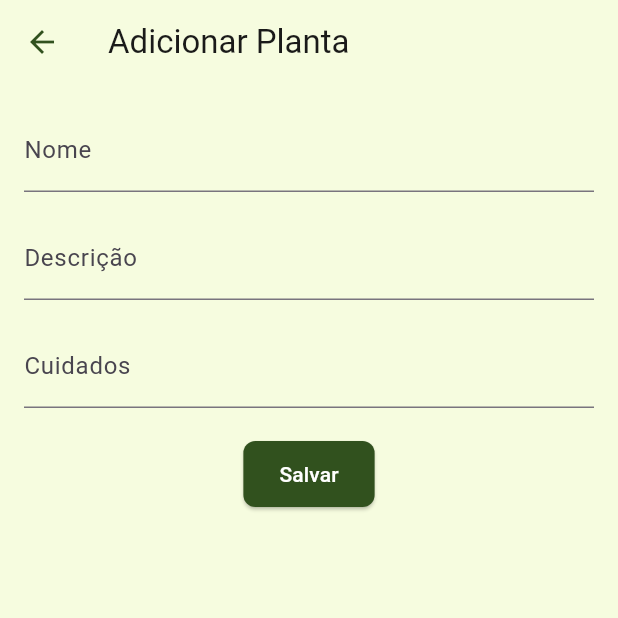
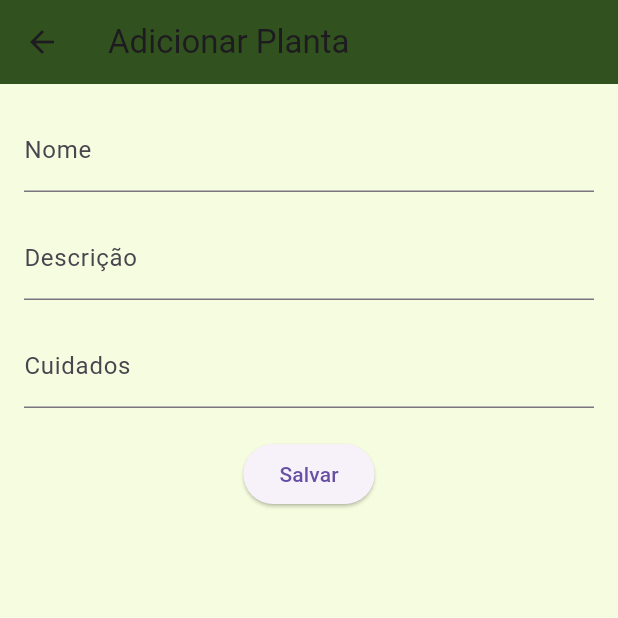
Before and after one commit to deLaraaaa/plants_mobile, a Flutter app: the screen it shows after launch, after a tap on the "add" icon, on a phone screen of 412 x 824 dp, the top half of it. Run offline on Flutter 3.47's test engine with Material 3 defaults, Android fonts, the phone set to English and light mode, and no system bars; our stand-ins replace cloud_firestore, firebase_core, fluttertoast; accounts and stored records are empty.

Commit message:
chore: add explanatory comment

```diff
--- a/lib/models/plant.dart
+++ b/lib/models/plant.dart
@@ -1,16 +1,17 @@
 class Plant {
-  String? id;
-  String name;
-  String description;
-  String careInstructions;
+  String? id; // ID da planta, opcional
+  String name; // Nome da planta
+  String description; // Descrição da planta
+  String careInstructions; // Instruções de cuidado da planta
 
+  // Construtor da classe Plant
   Plant(
       {this.id,
       required this.name,
       required this.description,
       required this.careInstructions});
 
-  // Converter para Map para salvar no Firestore
+  // Converte um objeto Plant para um Map para salvar no Firestore
   Map<String, dynamic> toMap() {
     return {
       'name': name,
@@ -19,7 +20,7 @@ class Plant {
     };
   }
 
-  // Converter de Map para criar um objeto Plant
+  // Converte um Map para criar um objeto Plant
   factory Plant.fromMap(String id, Map<String, dynamic> map) {
     return Plant(
       id: id,
--- a/lib/services/plant_service.dart
+++ b/lib/services/plant_service.dart
@@ -1,32 +1,48 @@
 import 'package:cloud_firestore/cloud_firestore.dart';
 import 'package:plants_mobile/models/plant.dart';
 
+/// Serviço responsável por gerenciar as operações CRUD para plantas no Firestore.
 class PlantService {
+  // Referência para a coleção 'plants' no Firestore.
   final CollectionReference _plantsCollection =
       FirebaseFirestore.instance.collection('plants');
 
-  // Adicionar planta
+  /// Adiciona uma nova planta ao Firestore.
+  ///
+  /// [plant] é a planta a ser adicionada.
   Future<void> addPlant(Plant plant) async {
-    await _plantsCollection.add(plant.toMap());
+    await _plantsCollection
+        .add(plant.toMap()); // Adiciona a planta convertida em mapa à coleção
   }
 
-  // Obter todas as plantas
+  /// Obtém todas as plantas do Firestore.
+  ///
+  /// Retorna um stream de listas de plantas.
   Stream<List<Plant>> getPlants() {
     return _plantsCollection.snapshots().map((snapshot) {
       return snapshot.docs
-          .map((doc) =>
-              Plant.fromMap(doc.id, doc.data() as Map<String, dynamic>))
+          .map((doc) => Plant.fromMap(
+              doc.id,
+              doc.data() as Map<String,
+                  dynamic>)) // Converte cada documento em um objeto Plant
           .toList();
     });
   }
 
-  // Atualizar planta
+  /// Atualiza uma planta existente no Firestore.
+  ///
+  /// [plant] é a planta a ser atualizada.
   Future<void> updatePlant(Plant plant) async {
-    await _plantsCollection.doc(plant.id).update(plant.toMap());
+    await _plantsCollection.doc(plant.id).update(
+        plant.toMap()); // Atualiza o documento da planta com os novos dados
   }
 
-  // Excluir planta
+  /// Exclui uma planta do Firestore.
+  ///
+  /// [id] é o ID da planta a ser excluída.
   Future<void> deletePlant(String id) async {
-    await _plantsCollection.doc(id).delete();
+    await _plantsCollection
+        .doc(id)
+        .delete(); // Exclui o documento da planta pelo ID
   }
 }
--- a/lib/views/plant_form_screen.dart
+++ b/lib/views/plant_form_screen.dart
@@ -3,6 +3,7 @@ import 'package:plants_mobile/models/plant.dart';
 import 'package:plants_mobile/services/plant_service.dart';
 import 'package:plants_mobile/components/toast.dart';
 
+/// Tela de formulário para adicionar ou editar uma planta.
 class PlantFormScreen extends StatefulWidget {
   final Plant? plant;
 
@@ -13,8 +14,9 @@ class PlantFormScreen extends StatefulWidget {
 }
 
 class PlantFormScreenState extends State<PlantFormScreen> {
-  final _formKey = GlobalKey<FormState>();
-  final PlantService _plantService = PlantService();
+  final _formKey = GlobalKey<FormState>(); // Chave global para o formulário
+  final PlantService _plantService =
+      PlantService(); // Instância do serviço de plantas
 
   late TextEditingController _nameController;
   late TextEditingController _descriptionController;
@@ -23,6 +25,7 @@ class PlantFormScreenState extends State<PlantFormScreen> {
   @override
   void initState() {
     super.initState();
+    // Inicializa os controladores de texto com os valores da planta, se houver
     _nameController = TextEditingController(text: widget.plant?.name ?? '');
     _descriptionController =
         TextEditingController(text: widget.plant?.description ?? '');
@@ -32,23 +35,29 @@ class PlantFormScreenState extends State<PlantFormScreen> {
 
   @override
   void dispose() {
+    // Libera os recursos dos controladores de texto
     _nameController.dispose();
     _descriptionController.dispose();
     _careInstructionsController.dispose();
     super.dispose();
   }
 
+  /// Salva a planta no banco de dados.
+  ///
+  /// Se a planta já existir, ela será atualizada. Caso contrário, uma nova planta será adicionada.
   Future<void> _savePlant() async {
     if (_formKey.currentState!.validate()) {
       _formKey.currentState!.save();
       try {
         if (widget.plant == null) {
+          // Adiciona uma nova planta
           await _plantService.addPlant(Plant(
               name: _nameController.text,
               description: _descriptionController.text,
               careInstructions: _careInstructionsController.text));
           Toast.showSuccess("Planta adicionada com sucesso!");
         } else {
+          // Atualiza uma planta existente
           await _plantService.updatePlant(
             Plant(
                 id: widget.plant!.id,
@@ -59,10 +68,11 @@ class PlantFormScreenState extends State<PlantFormScreen> {
           Toast.showSuccess("Planta atualizada com sucesso!");
         }
         if (mounted) {
-          Navigator.pop(context);
+          Navigator.pop(context); // Fecha a tela de formulário
         }
       } catch (e) {
-        Toast.showError("Erro ao salvar a planta: $e");
+        Toast.showError(
+            "Erro ao salvar a planta: $e"); // Exibe mensagem de erro
       }
     }
   }
@@ -70,13 +80,9 @@ class PlantFormScreenState extends State<PlantFormScreen> {
   @override
   Widget build(BuildContext context) {
     return Scaffold(
-      backgroundColor: const Color(0xFFF6FCDF), // Fundo suave
       appBar: AppBar(
-        title: Text(widget.plant == null ? "Adicionar Planta" : "Editar Planta",
-            style: const TextStyle(color: Color(0xFF1A1A19))),
-        backgroundColor: const Color(0xFFF6FCDF),
-        elevation: 0,
-        iconTheme: const IconThemeData(color: Color(0xFF31511E)),
+        title:
+            Text(widget.plant == null ? "Adicionar Planta" : "Editar Planta"),
       ),
       body: Padding(
         padding: const EdgeInsets.all(16.0),
@@ -87,16 +93,18 @@ class PlantFormScreenState extends State<PlantFormScreen> {
               TextFormField(
                 controller: _nameController,
                 decoration: const InputDecoration(labelText: 'Nome'),
-                validator: (value) =>
-                    value!.isEmpty ? 'Campo obrigatório' : null,
+                validator: (value) => value!.isEmpty
+                    ? 'Campo obrigatório'
+                    : null, // Validação do campo
               ),
               const SizedBox(height: 16),
               Flexible(
                 child: TextFormField(
                   controller: _descriptionController,
                   decoration: const InputDecoration(labelText: 'Descrição'),
-                  validator: (value) =>
-                      value!.isEmpty ? 'Campo obrigatório' : null,
+                  validator: (value) => value!.isEmpty
+                      ? 'Campo obrigatório'
+                      : null, // Validação do campo
                   maxLines: null,
                 ),
               ),
@@ -105,23 +113,16 @@ class PlantFormScreenState extends State<PlantFormScreen> {
                 child: TextFormField(
                   controller: _careInstructionsController,
                   decoration: const InputDecoration(labelText: 'Cuidados'),
-                  validator: (value) =>
-                      value!.isEmpty ? 'Campo obrigatório' : null,
+                  validator: (value) => value!.isEmpty
+                      ? 'Campo obrigatório'
+                      : null, // Validação do campo
                   maxLines: null,
                 ),
               ),
               const SizedBox(height: 20),
               ElevatedButton(
-                style: ElevatedButton.styleFrom(
-                  backgroundColor: const Color(0xFF31511E),
-                  padding:
-                      const EdgeInsets.symmetric(horizontal: 24, vertical: 12),
-                  shape: RoundedRectangleBorder(
-                      borderRadius: BorderRadius.circular(8)),
-                ),
-                onPressed: _savePlant,
-                child: Text(widget.plant == null ? "Salvar" : "Atualizar",
-                    style: const TextStyle(color: Colors.white)),
+                onPressed: _savePlant, // Chama a função para salvar a planta
+                child: Text(widget.plant == null ? "Salvar" : "Atualizar"),
               ),
             ],
           ),
--- a/lib/views/plant_list_screen.dart
+++ b/lib/views/plant_list_screen.dart
@@ -5,46 +5,56 @@ import 'package:plants_mobile/views/plant_form_screen.dart';
 import 'package:plants_mobile/views/plant_detail_screen.dart';
 import 'package:plants_mobile/components/toast.dart';
 
+/// Tela principal que lista todas as plantas.
 class PlantListScreen extends StatelessWidget {
   final PlantService _plantService = PlantService();
 
   PlantListScreen({super.key});
 
+  /// Exibe um diálogo de confirmação para excluir uma planta.
+  ///
+  /// [context] é o contexto da aplicação.
+  /// [plant] é a planta a ser excluída.
   void _showDeleteConfirmationDialog(BuildContext context, Plant plant) {
     showDialog(
       context: context,
       builder: (BuildContext context) {
         return AlertDialog(
-          backgroundColor: const Color(0xFF31511E), // Dark green background
+          backgroundColor: const Color(0xFF31511E),
           title: const Text('Confirmar Exclusão',
-              style: TextStyle(color: Colors.white)),
+              style: TextStyle(color: Colors.white)), // Título do diálogo
           content: const Text('Tem certeza de que deseja excluir esta planta?',
-              style: TextStyle(color: Colors.white)),
+              style: TextStyle(color: Colors.white)), // Conteúdo do diálogo
           actions: <Widget>[
             TextButton(
               style: TextButton.styleFrom(
-                backgroundColor:
-                    const Color(0xFF859F3D), // Light green background
+                backgroundColor: const Color(0xFF859F3D),
               ),
               child: const Text('Cancelar',
-                  style: TextStyle(color: Colors.white)), // White text
+                  style: TextStyle(color: Colors.white)),
               onPressed: () {
-                Navigator.of(context).pop();
+                Navigator.of(context).pop(); // Fecha o diálogo
               },
             ),
             TextButton(
               style: TextButton.styleFrom(
-                backgroundColor: Colors.red, // Red background
+                backgroundColor: Colors.red,
               ),
               child: const Text('Excluir',
-                  style: TextStyle(color: Colors.white)), // White text
+                  style: TextStyle(color: Colors.white)), // Texto branco
               onPressed: () {
-                Navigator.of(context).pop();
+                Navigator.of(context).pop(); // Fecha o diálogo
                 _plantService.deletePlant(plant.id!).then((_) {
                   Toast.showSuccess("Planta excluída com sucesso!",
-                      backgroundColor: Colors.red);
+                      backgroundColor: Colors.red); // Exibe mensagem de sucesso
+                  Navigator.pushAndRemoveUntil(
+                    context,
+                    MaterialPageRoute(builder: (context) => PlantListScreen()),
+                    (Route<dynamic> route) => false,
+                  ); // Redireciona para a tela de lista de plantas
                 }).catchError((e) {
-                  Toast.showError("Erro ao excluir a planta: $e");
+                  Toast.showError(
+                      "Erro ao excluir a planta: $e"); // Exibe mensagem de erro
                 });
               },
             ),
@@ -57,55 +67,60 @@ class PlantListScreen extends StatelessWidget {
   @override
   Widget build(BuildContext context) {
     return Scaffold(
-      backgroundColor: const Color(0xFF1A1A19), // Light background color
+      backgroundColor: const Color(0xFF1A1A19),
       appBar: AppBar(
         title: const Text(
           "Catálogo de Plantas",
-          style: TextStyle(color: Color(0xFF859F3D)), // Dark color for title
+          style:
+              TextStyle(color: Color(0xFF859F3D)),
         ),
         backgroundColor:
-            const Color(0xFF1A1A19), // Light background color for the header
+            const Color(0xFF1A1A19),
         elevation: 0,
         iconTheme: const IconThemeData(color: Color(0xFF31511E)),
       ),
       body: StreamBuilder<List<Plant>>(
-        stream: _plantService.getPlants(),
+        stream: _plantService.getPlants(), // Obtém a lista de plantas
         builder: (context, snapshot) {
           if (snapshot.connectionState == ConnectionState.waiting) {
-            return const Center(child: CircularProgressIndicator());
+            return const Center(
+                child:
+                    CircularProgressIndicator()); // Exibe um indicador de carregamento
           }
-          final plants = snapshot.data ?? [];
+          final plants = snapshot.data ??
+              []; // Obtém a lista de plantas ou uma lista vazia
           return ListView.builder(
-            padding:
-                const EdgeInsets.all(16), // Add padding for a cleaner layout
+            padding: const EdgeInsets.all(
+                16),
             itemCount: plants.length,
             itemBuilder: (context, index) {
               final plant = plants[index];
               return Card(
                 margin: const EdgeInsets.symmetric(
-                    vertical: 8), // Add spacing between cards
+                    vertical: 8),
                 shape: RoundedRectangleBorder(
                   borderRadius: BorderRadius.circular(
-                      15), // Rounded edges for a modern look
+                      15),
                 ),
-                color: const Color(0xFFFFFFFF), // White background for the card
-                elevation: 3, // Soft shadow effect
+                color: const Color(0xFFFFFFFF),
+                elevation: 3,
                 child: ListTile(
-                  contentPadding:
-                      const EdgeInsets.all(16), // Add padding inside the card
+                  contentPadding: const EdgeInsets.all(
+                      16),
                   title: Text(
                     plant.name,
                     style: const TextStyle(
                       fontWeight: FontWeight.bold,
                       fontSize: 18,
-                      color: Color(0xFF31511E), // Dark green color for titles
+                      color:
+                          Color(0xFF31511E),
                     ),
                   ),
                   subtitle: Text(
                     plant.description,
                     style: const TextStyle(
-                        color:
-                            Color(0xFF859F3D)), // Lighter green for description
+                        color: Color(
+                            0xFF859F3D)), // Verde mais claro para a descrição
                   ),
                   trailing: Row(
                     mainAxisSize: MainAxisSize.min,
@@ -117,12 +132,12 @@ class PlantListScreen extends StatelessWidget {
                           MaterialPageRoute(
                             builder: (context) => PlantFormScreen(plant: plant),
                           ),
-                        ),
+                        ), // Navega para a tela de edição de planta
                       ),
                       IconButton(
                         icon: const Icon(Icons.delete, color: Colors.red),
-                        onPressed: () =>
-                            _showDeleteConfirmationDialog(context, plant),
+                        onPressed: () => _showDeleteConfirmationDialog(context,
+                            plant), // Exibe o diálogo de confirmação de exclusão
                       ),
                     ],
                   ),
@@ -131,7 +146,7 @@ class PlantListScreen extends StatelessWidget {
                     MaterialPageRoute(
                       builder: (context) => PlantDetailScreen(plant: plant),
                     ),
-                  ),
+                  ), // Navega para a tela de detalhes da planta
                 ),
               );
             },
@@ -143,13 +158,13 @@ class PlantListScreen extends StatelessWidget {
           context,
           MaterialPageRoute(builder: (context) => const PlantFormScreen()),
         ),
-        elevation: 6, // Elevation to add shadow and depth
-        backgroundColor: const Color(0xFF31511E), // Dark green color for FAB
+        elevation: 6,
+        backgroundColor: const Color(0xFF31511E),
         child: const Icon(Icons.add,
-            color: Color(0xFF1A1A19)), // Contrast color for FAB icon
+            color: Color(0xFF1A1A19)),
       ),
       floatingActionButtonLocation: FloatingActionButtonLocation
-          .endFloat, // Align FAB to the bottom right
+          .endFloat,
     );
   }
 }
```
Also changed, not shown: lib/components/toast.dart (+11 -4 lines), lib/views/plant_detail_screen.dart (+25 -25 lines), lib/utils/constants.dart (deleted), lib/utils/theme.dart (deleted), lib/viewmodels/plant_viewmodel.dart (deleted), lib/widgets/plant_list_item.dart (deleted).
